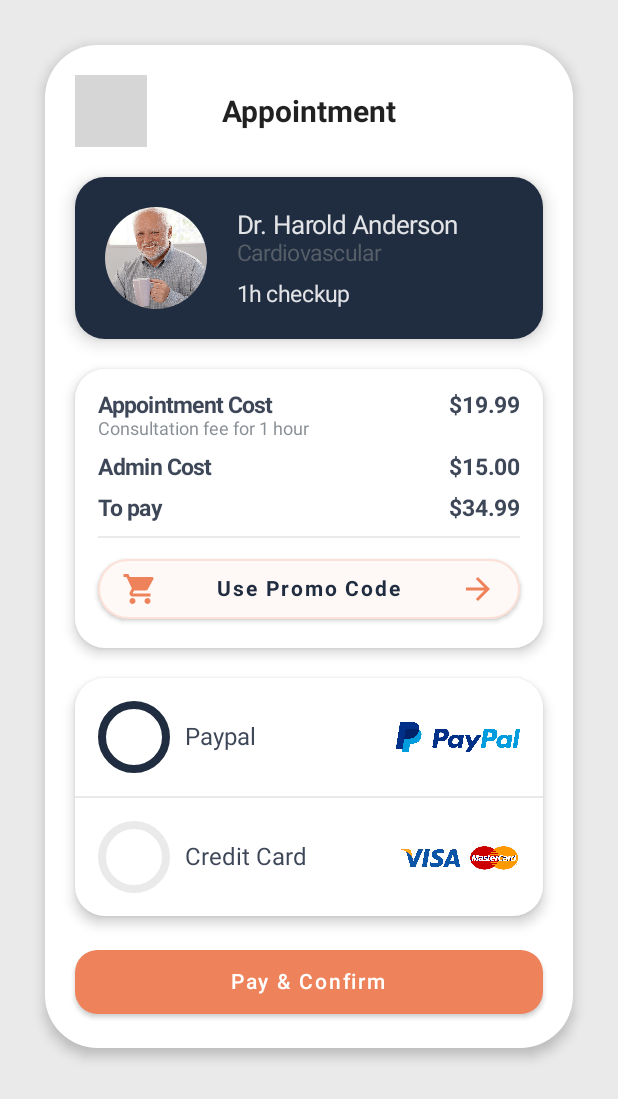
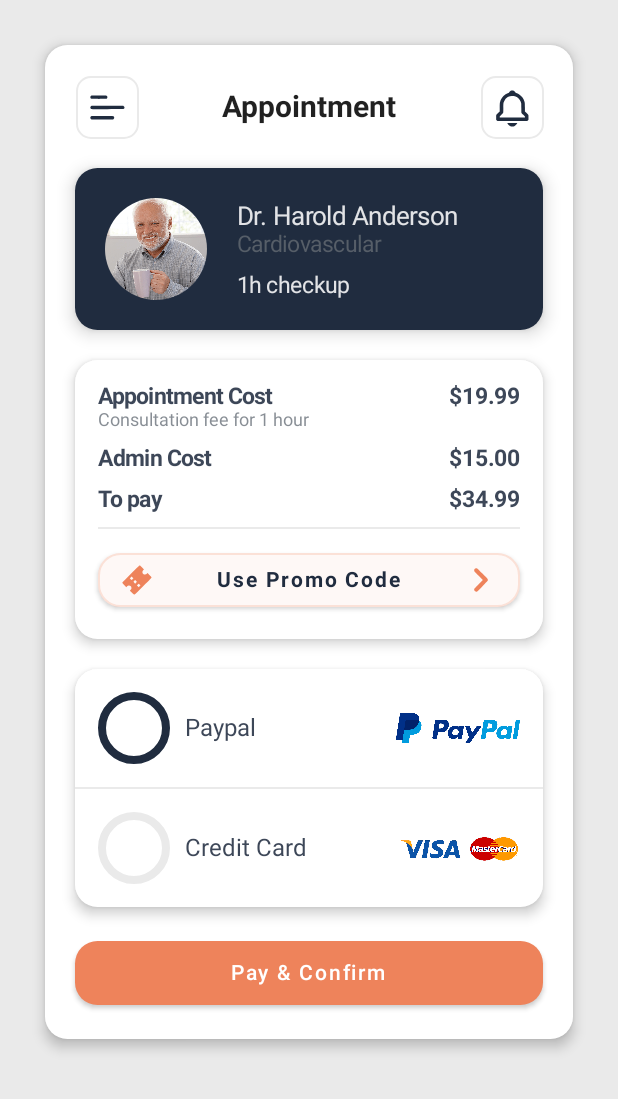
Before and after one commit to kevin-luvian/furee, an Android app built with Jetpack Compose: the screen it shows after launch (MainActivity), on a phone screen of 412 x 824 dp. Shown: the top 1099 px of the screen. Run offline under Robolectric (Android 15) with nearby library versions, the phone set to English and light mode, and no system bars; grey boxes are pictures that could not be loaded.

Commit message:
refactor: using new icon drawable

```diff
--- a/app/src/main/java/com/example/furee/appointment/view/AppointmentView.kt
+++ b/app/src/main/java/com/example/furee/appointment/view/AppointmentView.kt
@@ -1,17 +1,10 @@
 package com.example.furee.appointment.view
 
 import androidx.compose.foundation.*
-import androidx.compose.foundation.gestures.ScrollableState
-import androidx.compose.foundation.gestures.scrollable
 import androidx.compose.foundation.layout.*
 import androidx.compose.foundation.shape.CircleShape
 import androidx.compose.foundation.shape.RoundedCornerShape
 import androidx.compose.material.*
-import androidx.compose.material.icons.Icons
-import androidx.compose.material.icons.filled.ArrowForward
-import androidx.compose.material.icons.filled.Info
-import androidx.compose.material.icons.filled.Menu
-import androidx.compose.material.icons.filled.ShoppingCart
 import androidx.compose.runtime.*
 import androidx.compose.ui.Alignment
 import androidx.compose.ui.Modifier
@@ -51,7 +44,7 @@ fun AppointmentView(modifier: Modifier = Modifier) {
             modifier = Modifier
                 .fillMaxSize()
                 .padding(30.dp),
-            shape = RoundedCornerShape(10),
+            shape = RoundedCornerShape(15.dp),
             elevation = 5.dp
         ) {
             Column(Modifier.padding(20.dp)) {
@@ -82,14 +75,14 @@ fun AppointmentView(modifier: Modifier = Modifier) {
 @Composable
 fun TitleBar() {
     Box(Modifier.fillMaxWidth()) {
-        ButtonIcon(Icons.Filled.Menu, Modifier.align(Alignment.CenterStart))
+        ButtonIcon(R.drawable.ic_menu, Modifier.align(Alignment.CenterStart))
         Text(
             text = "Appointment",
             modifier = Modifier.align(Alignment.Center),
             fontSize = 20.sp,
             fontWeight = FontWeight.Bold
         )
-        ButtonIcon(Icons.Filled.Info, Modifier.align(Alignment.CenterEnd))
+        ButtonIcon(R.drawable.ic_bell, Modifier.align(Alignment.CenterEnd))
     }
 }
 
@@ -101,7 +94,7 @@ fun ServiceCard(
     appointment: String
 ) {
     Surface(
-        shape = RoundedCornerShape(20.dp),
+        shape = RoundedCornerShape(15.dp),
         color = MaterialTheme.colors.primary,
         contentColor = MaterialTheme.colors.onPrimary,
         elevation = 7.dp
@@ -119,6 +112,7 @@ fun ServiceCard(
             Column(
                 Modifier
                     .weight(.75f)
+                    .fillMaxWidth()
                     .padding(start = 20.dp)
             ) {
                 Text(name, fontSize = 17.sp)
@@ -137,7 +131,7 @@ fun ServiceCard(
 @Composable
 fun Bills(bills: List<Bill>) {
     Surface(
-        shape = RoundedCornerShape(20.dp),
+        shape = RoundedCornerShape(15.dp),
         color = MaterialTheme.colors.surface,
         contentColor = MaterialTheme.colors.primary,
         elevation = 5.dp
@@ -170,7 +164,7 @@ fun PaymentOptions() {
 
     Surface(
         Modifier.fillMaxWidth(),
-        shape = RoundedCornerShape(20.dp),
+        shape = RoundedCornerShape(15.dp),
         color = MaterialTheme.colors.surface,
         contentColor = MaterialTheme.colors.primary,
         elevation = 5.dp
@@ -221,7 +215,7 @@ fun PromoCodeButton() {
             MaterialTheme.colors.secondaryVariant,
             MaterialTheme.colors.secondary
         ),
-        shape = RoundedCornerShape(50),
+        shape = RoundedCornerShape(15.dp),
         border = BorderStroke(1.dp, MaterialTheme.colors.secondary.copy(.2f))
     ) {
         Row(
@@ -229,14 +223,22 @@ fun PromoCodeButton() {
             Arrangement.SpaceBetween,
             Alignment.CenterVertically
         ) {
-            Icon(Icons.Default.ShoppingCart, null)
+            Icon(
+                painterResource(R.drawable.ic_coupon),
+                "coupon icon",
+                Modifier.size(20.dp)
+            )
             Text(
                 "Use Promo Code",
                 Modifier.padding(horizontal = 10.dp),
                 MaterialTheme.colors.primary,
                 fontWeight = FontWeight.Bold
             )
-            Icon(Icons.Default.ArrowForward, null)
+            Icon(
+                painterResource(R.drawable.ic_arrow_next),
+                "arrow next icon",
+                Modifier.size(20.dp)
+            )
         }
     }
 }
```
